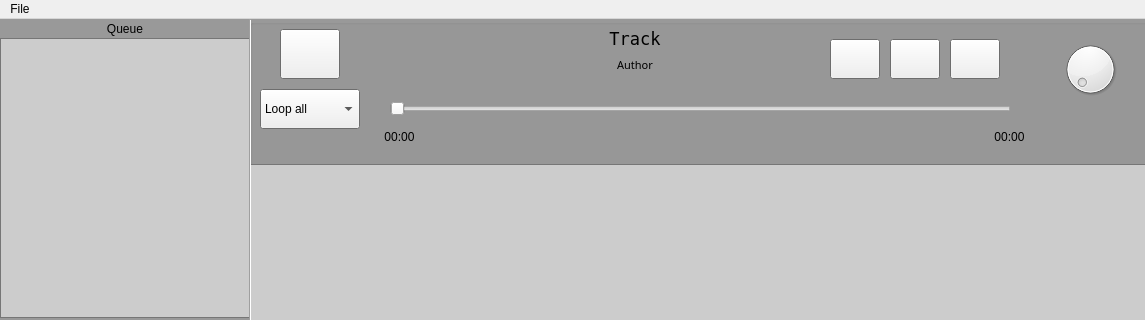
Above: app/src/mainwindow.ui from NazarWild/-uamp before the change; both pictures show x 0 to 1145 and y 0 to 320 of the 1145 by 610 pixel window. Below: the same form after it.
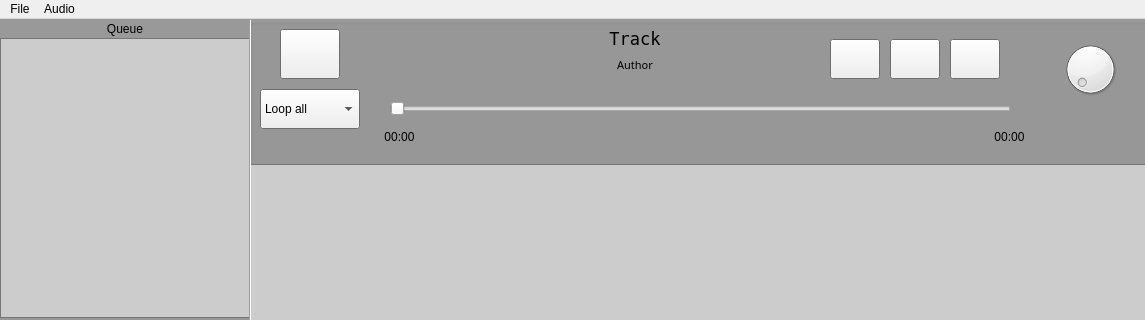
That is the form after the change.

Diff of the .ui file:
```diff
--- a/app/src/mainwindow.ui
+++ b/app/src/mainwindow.ui
@@ -533,7 +533,16 @@
     <addaction name="actionSave_as"/>
     <addaction name="actionRecently_opened"/>
    </widget>
+   <widget class="QMenu" name="menuAudio">
+    <property name="title">
+     <string>Audio</string>
+    </property>
+    <addaction name="actionFast"/>
+    <addaction name="separator"/>
+    <addaction name="actionFast_Rewind"/>
+   </widget>
    <addaction name="menuFile"/>
+   <addaction name="menuAudio"/>
   </widget>
   <widget class="QStatusBar" name="statusBar"/>
   <action name="actionSave">
```
Left out of the diff: 22 changed lines with no effect on the pictures.
